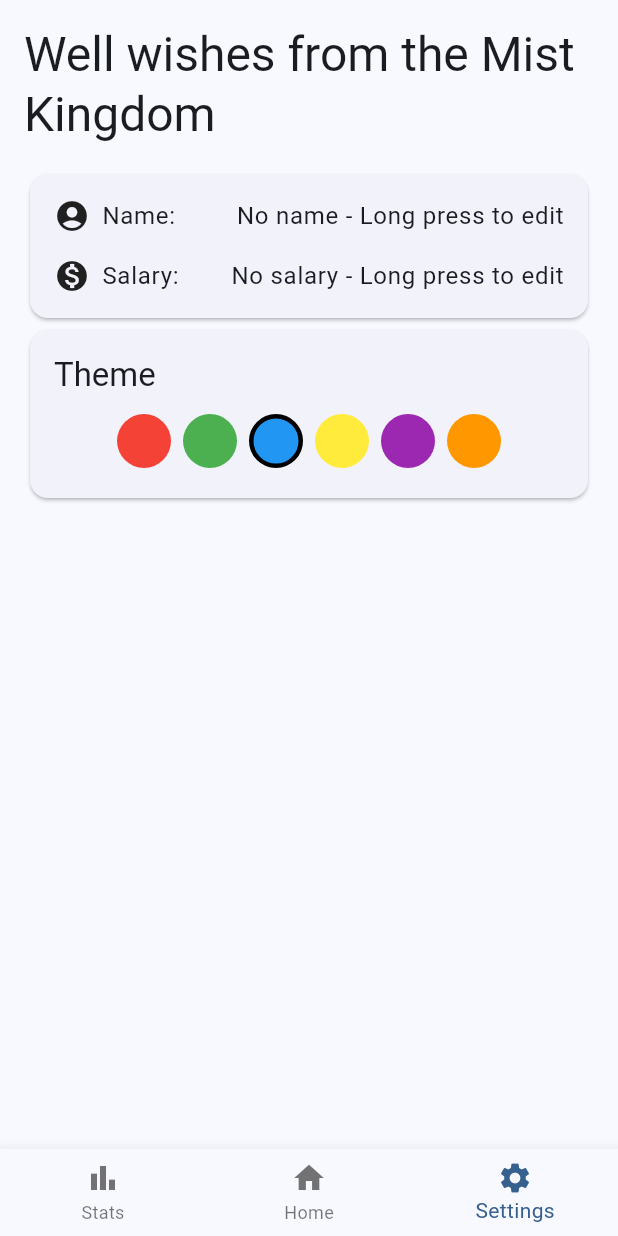
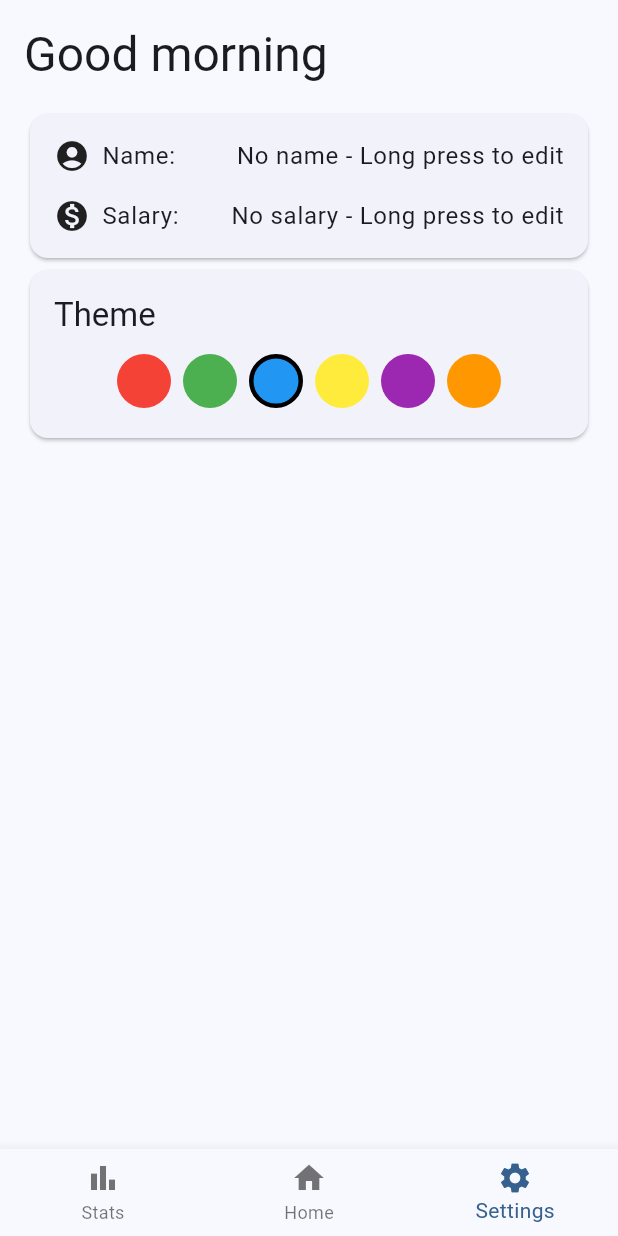
Before and after one commit to MaximeLeBesnerais/pay_track, a Flutter app: the screen it shows after launch, item 3 of the bottom bar chosen, on a phone screen of 412 x 824 dp. Run offline on Flutter 3.47's test engine with Material 3 defaults, Android fonts, the phone set to English and light mode, and no system bars; our stand-ins replace shared_preferences; missing offline and left inert: rrule.

Commit message:
Refactor greeting logic in TimeInterval class to simplify greeting selection

```diff
--- a/lib/screens/settings/get_greetings.dart
+++ b/lib/screens/settings/get_greetings.dart
@@ -3,9 +3,9 @@ import 'dart:math';
 class TimeInterval {
   final int start;
   final int end;
-  final List<String> greetings;
+  final String greeting;
 
-  TimeInterval(this.start, this.end, this.greetings);
+  TimeInterval(this.start, this.end, this.greeting);
 
   bool isInInterval(DateTime dateTime) {
     final hour = dateTime.hour;
@@ -18,47 +18,17 @@ class TimeInterval {
 
 String getGreeting() {
   final now = DateTime.now();
-  final random = Random();
 
   final timeIntervals = [
-    TimeInterval(5, 12, [
-      "Salutations from the Dawn Chorus",
-      "Well met in the Dew Hours",
-      "Greetings in the Realm of First Light",
-      "Salutations during the Songbird Symphony",
-      "Well wishes from the Mist Kingdom",
-      "Hail from the Land of Rising Gold",
-    ]),
-    TimeInterval(12, 17, [
-      "Greetings from the Sun's High Throne",
-      "Well met in the Hours of Bright Shadows",
-      "Salutations during the Golden Zenith",
-      "Hail from the Realm of Dancing Heat",
-      "Welcome in the Time of Buzzing Wings",
-      "Well wishes from the Meridian Court",
-    ]),
-    TimeInterval(17, 21, [
-      "Greetings from the Ember Hours",
-      "Well met in the Sunset Kingdom",
-      "Salutations during the Twilight Procession",
-      "Hail from the Copper Sky Realm",
-      "Welcome in the Time of Lengthening Shadows",
-      "Well wishes from the Dusk Parade",
-    ]),
-    TimeInterval(21, 5, [
-      "Greetings from the Starlit Dominion",
-      "Well met in the Realm of Night Whispers",
-      "Salutations during the Owl Parliament",
-      "Hail from the Kingdom of Silver Dreams",
-      "Welcome in the Time of Moon Dancers",
-      "Well wishes from the Velvet Hours",
-    ]),
+    TimeInterval(5, 12, "Good morning"),
+    TimeInterval(12, 17, "Good afternoon"),
+    TimeInterval(17, 21, "Good evening"),
+    TimeInterval(21, 5, "Good night"),
   ];
 
   for (var interval in timeIntervals) {
     if (interval.isInInterval(now)) {
-      final index = random.nextInt(interval.greetings.length);
-      return interval.greetings[index];
+      return interval.greeting;
     }
   }
   return 'Hello there';
```
